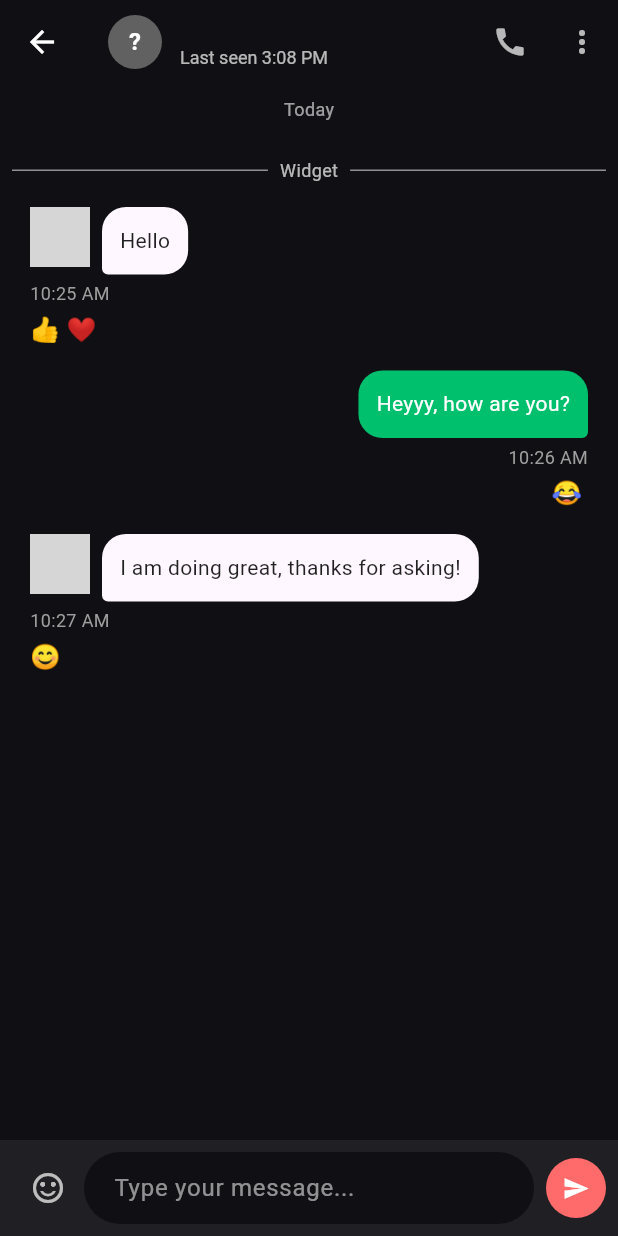
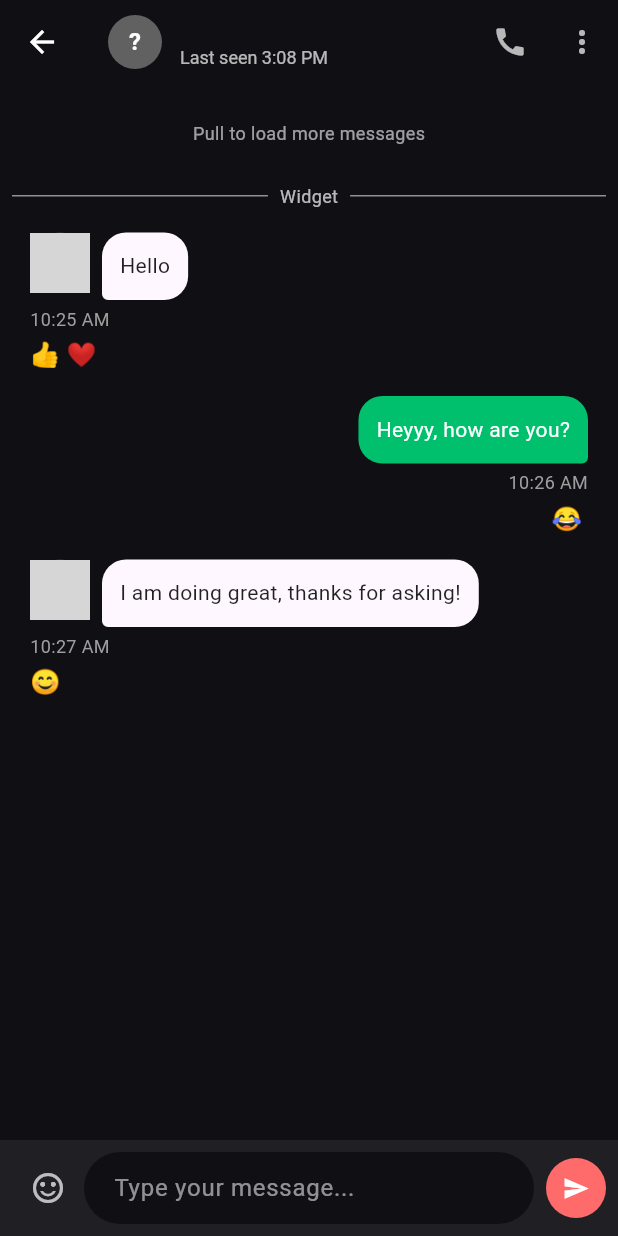
Before and after one commit to hectar-glitches/chat_app, a Flutter app: the ChatScreen screen opened directly with empty values, on a phone screen of 412 x 824 dp. Run offline on Flutter 3.47's test engine with Material 3 defaults, Android fonts, the phone set to English and light mode, and no system bars; our stand-ins replace flutter_svg; missing offline and left inert: fluttermoji; accounts and stored records are empty; network calls fail; statements that could not run were skipped; grey boxes are pictures that could not be loaded.

Commit message:
general improvements to utility classes

```diff
--- a/lib/screens/chat_screen.dart
+++ b/lib/screens/chat_screen.dart
@@ -1,11 +1,8 @@
 import 'package:flutter/material.dart';
-import 'package:flutter_svg/flutter_svg.dart';
 import 'package:provider/provider.dart';
-import 'package:intl/intl.dart';
 import '../providers/chat_provider.dart';
 import '../models/user.dart';
 import '../models/chat_message.dart';
-import 'group_chats_screen.dart';
 import '../widgets/chat_message_list_item.dart';
 
 final Color backgroundColor = const Color(0xFF101014); // Dark background
@@ -33,6 +30,8 @@ class _ChatScreenState extends State<ChatScreen> {
   final TextEditingController _textController = TextEditingController();
   final ScrollController _scrollController = ScrollController();
 
+  bool _isFirstLoad = true;
+
   @override
   void initState() {
     super.initState();
@@ -46,9 +45,17 @@ class _ChatScreenState extends State<ChatScreen> {
       // Set it as the current chat user
       chatProvider.setCurrentChatUser(widget.recipient.id);
 
+      // Wait a bit for the messages to load and scroll to bottom
+      Future.delayed(const Duration(milliseconds: 100), () {
         if (_scrollController.hasClients) {
-        _scrollController.jumpTo(_scrollController.position.maxScrollExtent);
+          _scrollController.animateTo(
+            _scrollController.position.maxScrollExtent,
+            duration: const Duration(milliseconds: 300),
+            curve: Curves.easeOut,
+          );
         }
+        _isFirstLoad = false;
+      });
     });
   }
 
@@ -60,26 +67,79 @@ class _ChatScreenState extends State<ChatScreen> {
   @override
   Widget build(BuildContext context) {
     final chatProvider = Provider.of<ChatProvider>(context);
-    if (chatProvider.isLoading ||
-        chatProvider.currentUser == null ||
-        chatProvider.otherUser == null) {
-      return const Scaffold(body: Center(child: CircularProgressIndicator()));
+
+    // Handle loading state
+    if (chatProvider.isLoading) {
+      return Scaffold(
+        backgroundColor: backgroundColor,
+        appBar: AppBar(
+          backgroundColor: backgroundColor,
+          elevation: 0,
+          leading: IconButton(
+            icon: const Icon(Icons.arrow_back),
+            color: Colors.white,
+            onPressed: () => Navigator.pop(context),
+          ),
+          title: Text(
+            widget.recipient.name,
+            style: const TextStyle(color: Colors.white),
+          ),
+        ),
+        body: Center(
+          child: CircularProgressIndicator(
+            valueColor: AlwaysStoppedAnimation<Color>(accentColor),
+          ),
+        ),
+      );
+    }
+
+    // Handle error state when users are not properly loaded
+    if (chatProvider.currentUser == null || chatProvider.otherUser == null) {
+      return Scaffold(
+        backgroundColor: backgroundColor,
+        appBar: AppBar(
+          backgroundColor: backgroundColor,
+          elevation: 0,
+          leading: IconButton(
+            icon: const Icon(Icons.arrow_back),
+            color: Colors.white,
+            onPressed: () => Navigator.pop(context),
+          ),
+          title: Text(
+            widget.recipient.name,
+            style: const TextStyle(color: Colors.white),
+          ),
+        ),
+        body: Center(
+          child: Column(
+            mainAxisSize: MainAxisSize.min,
+            children: [
+              Icon(Icons.error_outline, size: 48, color: Colors.white60),
+              SizedBox(height: 16),
+              Text(
+                "Couldn't load chat",
+                style: TextStyle(color: Colors.white, fontSize: 18),
+              ),
+              SizedBox(height: 8),
+              ElevatedButton(
+                style: ElevatedButton.styleFrom(backgroundColor: accentColor),
+                onPressed: () {
+                  // Try to reload the data
+                  final chatProvider = Provider.of<ChatProvider>(
+                    context,
+                    listen: false,
+                  );
+                  chatProvider.addUserIfNeeded(widget.recipient);
+                  chatProvider.setCurrentChatUser(widget.recipient.id);
+                },
+                child: Text("Try Again"),
+              ),
+            ],
+          ),
+        ),
+      );
     }
     final User recipientUser = widget.recipient;
-    String lastSeenStatus = 'Offline';
-    if (recipientUser.isOnline) {
-      lastSeenStatus = 'Online';
-    } else if (recipientUser.lastSeen != null) {
-      final now = DateTime.now();
-      final difference = now.difference(recipientUser.lastSeen!);
-      if (difference.inDays > 0) {
-        lastSeenStatus =
-            'Last seen ${DateFormat.yMd().add_jm().format(recipientUser.lastSeen!)}';
-      } else {
-        lastSeenStatus =
-            'Last seen ${DateFormat.jm().format(recipientUser.lastSeen!)}';
-      }
-    }
     return Scaffold(
       backgroundColor: backgroundColor, // Dark background
       appBar: AppBar(
@@ -147,25 +207,71 @@ class _ChatScreenState extends State<ChatScreen> {
       ),
       body: Column(
         children: [
-          // Date separator
-          Container(
-            padding: const EdgeInsets.symmetric(vertical: 8.0),
-            child: const Center(
+          // Chat messages with pagination
+          Expanded(
+            child: NotificationListener<ScrollNotification>(
+              onNotification: (ScrollNotification scrollInfo) {
+                if (!_isFirstLoad &&
+                    scrollInfo is ScrollUpdateNotification &&
+                    scrollInfo.metrics.pixels <=
+                        scrollInfo.metrics.minScrollExtent &&
+                    !chatProvider.isLoadingMore &&
+                    chatProvider.hasMoreMessages) {
+                  // When user scrolls to the top, load more messages
+                  chatProvider.loadMoreMessages();
+                }
+                return false;
+              },
+              child: Stack(
+                children: [
+                  ListView.builder(
+                    controller: _scrollController,
+                    padding: const EdgeInsets.all(8.0),
+                    itemCount:
+                        chatProvider.messagesWithSeparators.length +
+                        (chatProvider.hasMoreMessages ? 1 : 0),
+                    itemBuilder: (context, index) {
+                      // Show loading indicator at the top when loading more messages
+                      if (index == 0 && chatProvider.hasMoreMessages) {
+                        return Container(
+                          height: 50,
+                          alignment: Alignment.center,
+                          child:
+                              chatProvider.isLoadingMore
+                                  ? SizedBox(
+                                    height: 24,
+                                    width: 24,
+                                    child: CircularProgressIndicator(
+                                      strokeWidth: 2,
+                                      valueColor: AlwaysStoppedAnimation<Color>(
+                                        accentColor,
+                                      ),
+                                    ),
+                                  )
+                                  : Padding(
+                                    padding: const EdgeInsets.all(8.0),
                                     child: Text(
-                'Today',
-                style: TextStyle(color: Colors.white60, fontSize: 12),
+                                      'Pull to load more messages',
+                                      style: TextStyle(
+                                        color: Colors.white60,
+                                        fontSize: 12,
                                       ),
                                     ),
                                   ),
+                        );
+                      }
 
-          // Chat messages
-          Expanded(
-            child: ListView.builder(
-              controller: _scrollController,
-              padding: const EdgeInsets.all(8.0),
-              itemCount: chatProvider.messagesWithSeparators.length,
-              itemBuilder: (context, index) {
-                final item = chatProvider.messagesWithSeparators[index];
+                      // Adjust index for the actual message item
+                      final actualIndex =
+                          chatProvider.hasMoreMessages ? index - 1 : index;
+                      if (actualIndex < 0 ||
+                          actualIndex >=
+                              chatProvider.messagesWithSeparators.length) {
+                        return SizedBox.shrink();
+                      }
+
+                      final item =
+                          chatProvider.messagesWithSeparators[actualIndex];
                       if (item is ChatMessage) {
                         return GestureDetector(
                           onLongPress: () {
@@ -182,23 +288,42 @@ class _ChatScreenState extends State<ChatScreen> {
                           padding: const EdgeInsets.symmetric(vertical: 8.0),
                           child: Row(
                             children: [
-                        const Expanded(child: Divider(color: Colors.white54)),
+                              Expanded(child: Divider(color: Colors.white54)),
                               Padding(
-                          padding: const EdgeInsets.symmetric(horizontal: 8.0),
+                                padding: const EdgeInsets.symmetric(
+                                  horizontal: 8.0,
+                                ),
                                 child: Text(
                                   item.toString(),
-                            style: const TextStyle(
+                                  style: TextStyle(
                                     color: Colors.white70,
                                     fontSize: 12,
                                   ),
                                 ),
                               ),
-                        const Expanded(child: Divider(color: Colors.white54)),
+                              Expanded(child: Divider(color: Colors.white54)),
                             ],
                           ),
                         );
                       }
                     },
+                  ),
+
+                  // Full-screen loading indicator when initially loading more messages
+                  if (chatProvider.isLoadingMore &&
+                      chatProvider.messagesWithSeparators.isEmpty)
+                    Container(
+                      color: backgroundColor.withOpacity(0.7),
+                      child: Center(
+                        child: CircularProgressIndicator(
+                          valueColor: AlwaysStoppedAnimation<Color>(
+                            accentColor,
+                          ),
+                        ),
+                      ),
+                    ),
+                ],
+              ),
             ),
           ),
 
```
Also changed, not shown: lib/providers/chat_provider.dart (+98 -2 lines), lib/screens/contact_list_screen.dart (+27 -14 lines), lib/utils/constants.dart (added, +74 -0 lines), lib/utils/loading_state.dart (added, +46 -0 lines), lib/utils/logger.dart (added, +60 -0 lines), lib/utils/network_error_handler.dart (added, +32 -0 lines), 1 other file. Lines whose indentation alone changed are shown as unchanged.
